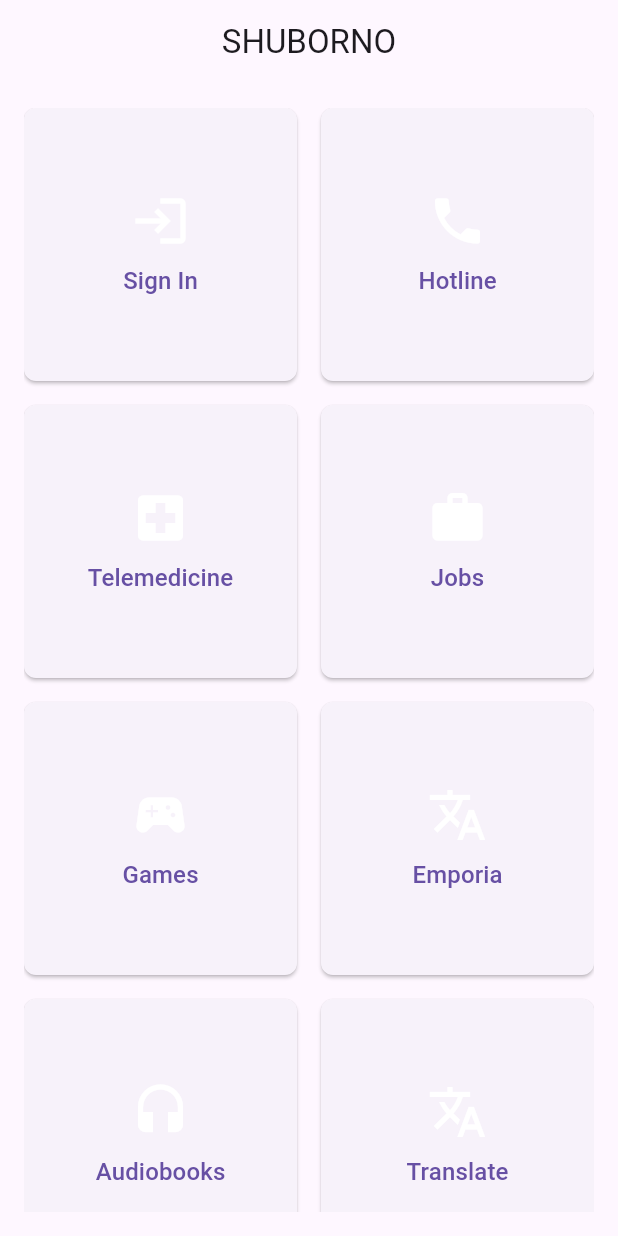
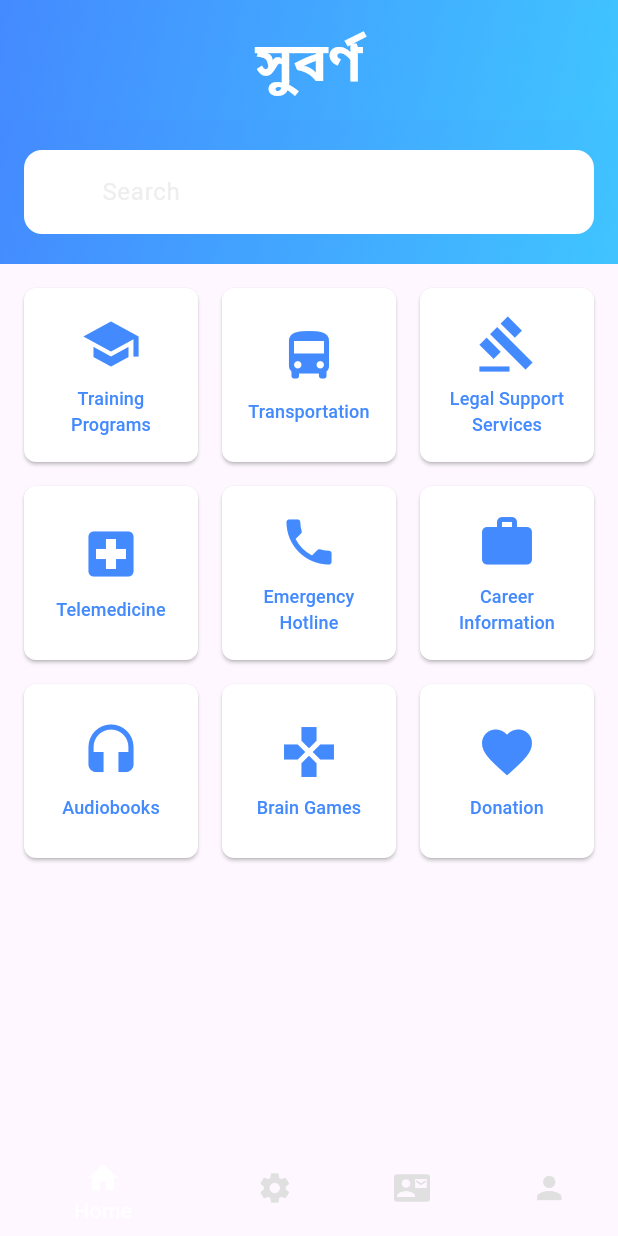
Before and after one commit to hasibul2hasan/shuborno, a Flutter app: the screen it shows after launch, on a phone screen of 412 x 824 dp. Run offline on Flutter 3.47's test engine with Material 3 defaults, Android fonts, the phone set to English and light mode, and no system bars.

Commit message:
Refactor HomePage to use StatefulWidget, enhance UI with a search bar, and implement bottom navigation

```diff
--- a/lib/pages/home_page.dart
+++ b/lib/pages/home_page.dart
@@ -3,47 +3,95 @@ import 'package:shuborno/pages/emporia.dart';
 import 'package:shuborno/pages/game.dart';
 import 'package:shuborno/pages/hotline.dart';
 import 'package:shuborno/pages/telemedicine.dart';
-// import '../sign_in_page.dart';
-// import '../telemedicine_page.dart';
-// import '../jobs_page.dart';
-// import '../games_page.dart';
-// import '../audiobook_page.dart';
-// import '../translate_page.dart';
 
-class HomePage extends StatelessWidget {
+class HomePage extends StatefulWidget {
+  @override
+  _HomePageState createState() => _HomePageState();
+}
+
+class _HomePageState extends State<HomePage> {
+  int _currentIndex = 0;
+
+  final List<Widget> _pages = [
+    Center(child: Text('Home Page')), // Replace with actual pages
+    Center(child: Text('Services Page')),
+    Center(child: Text('Contact Page')),
+    Center(child: Text('Profile Page')),
+  ];
+
   @override
   Widget build(BuildContext context) {
     return Scaffold(
       appBar: AppBar(
-        title: const Text('SHUBORNO'),
+        elevation: 0,
+        toolbarHeight: 80,
+        automaticallyImplyLeading: false,
         centerTitle: true,
+        title: Text(
+          'সুবর্ণ',
+          style: TextStyle(
+            fontSize: 36, // Increased font size for top text
+            fontWeight: FontWeight.bold,
+            color: Colors.white,
           ),
-      body: Padding(
+        ),
+        flexibleSpace: Container(
+          decoration: BoxDecoration(
+            gradient: LinearGradient(
+              colors: [Colors.blueAccent, Colors.lightBlueAccent],
+              begin: Alignment.topLeft,
+              end: Alignment.bottomRight,
+            ),
+          ),
+        ),
+      ),
+      body: Column(
+        children: [
+          Container(
+            padding: EdgeInsets.symmetric(horizontal: 16, vertical: 20), // Added more vertical padding for spacing
+            decoration: BoxDecoration(
+              gradient: LinearGradient(
+                colors: [Colors.blueAccent, Colors.lightBlueAccent],
+                begin: Alignment.topLeft,
+                end: Alignment.bottomRight,
+              ),
+            ),
+            child: TextField(
+              decoration: InputDecoration(
+                hintText: 'Search',
+                hintStyle: TextStyle(color: Colors.grey.shade200),
+                prefixIcon: Icon(Icons.search, color: Colors.white),
+                filled: true,
+                fillColor: Colors.white,
+                border: OutlineInputBorder(
+                  borderRadius: BorderRadius.circular(12),
+                  borderSide: BorderSide.none,
+                ),
+              ),
+            ),
+          ),
+          Expanded(
+            child: Padding(
               padding: const EdgeInsets.all(16.0),
               child: GridView.count(
-          crossAxisCount: 2, // Two buttons per row
+                crossAxisCount: 3,
                 mainAxisSpacing: 16,
                 crossAxisSpacing: 16,
                 children: [
                   FeatureButton(
-              text: 'Sign In',
-              icon: Icons.login,
-              onPressed: () {
-                // Navigator.push(
-                //   context,
-                //   MaterialPageRoute(builder: (context) => SignInPage()),
-                // );
-              },
+                    text: 'Training Programs',
+                    icon: Icons.school,
+                    onPressed: () {},
                   ),
                   FeatureButton(
-              text: 'Hotline',
-              icon: Icons.phone,
-              onPressed: () {
-                Navigator.push(
-                  context,
-                  MaterialPageRoute(builder: (context) => HotlinePage()),
-                );
-              },
+                    text: 'Transportation',
+                    icon: Icons.directions_bus,
+                    onPressed: () {},
+                  ),
+                  FeatureButton(
+                    text: 'Legal Support Services',
+                    icon: Icons.gavel,
+                    onPressed: () {},
                   ),
                   FeatureButton(
                     text: 'Telemedicine',
@@ -56,18 +104,28 @@ class HomePage extends StatelessWidget {
                     },
                   ),
                   FeatureButton(
-              text: 'Jobs',
-              icon: Icons.work,
+                    text: 'Emergency Hotline',
+                    icon: Icons.phone,
                     onPressed: () {
-                // Navigator.push(
-                //   context,
-                //   MaterialPageRoute(builder: (context) => JobsPage()),
-                // );
+                      Navigator.push(
+                        context,
+                        MaterialPageRoute(builder: (context) => HotlinePage()),
+                      );
                     },
                   ),
                   FeatureButton(
-              text: 'Games',
-              icon: Icons.sports_esports,
+                    text: 'Career Information',
+                    icon: Icons.work,
+                    onPressed: () {},
+                  ),
+                  FeatureButton(
+                    text: 'Audiobooks',
+                    icon: Icons.headset,
+                    onPressed: () {},
+                  ),
+                  FeatureButton(
+                    text: 'Brain Games',
+                    icon: Icons.games,
                     onPressed: () {
                       Navigator.push(
                         context,
@@ -76,70 +134,51 @@ class HomePage extends StatelessWidget {
                     },
                   ),
                   FeatureButton(
-              text: 'Emporia',
-              icon: Icons.translate,
-              onPressed: () {
-                Navigator.push(
-                  context,
-                  MaterialPageRoute(builder: (context) => Emporia()),
-                );
+                    text: 'Donation',
+                    icon: Icons.favorite,
+                    onPressed: () {},
+                  ),
+                ],
+              ),
+            ),
+          ),
+        ],
+      ),
+      bottomNavigationBar: Container(
+        decoration: BoxDecoration(
+          gradient: LinearGradient(
+            colors: [Colors.blueAccent, Colors.lightBlueAccent],
+            begin: Alignment.topLeft,
+            end: Alignment.bottomRight,
+          ),
+        ),
+        child: BottomNavigationBar(
+          backgroundColor: Colors.transparent,
+          elevation: 0,
+          selectedItemColor: Colors.white,
+          unselectedItemColor: Colors.grey[300],
+          currentIndex: _currentIndex,
+          onTap: (index) {
+            setState(() {
+              _currentIndex = index;
+            });
           },
+          items: [
+            BottomNavigationBarItem(
+              icon: Icon(Icons.home),
+              label: 'Home',
             ),
-            FeatureButton(
-              text: 'Audiobooks',
-              icon: Icons.headset,
-              onPressed: () {
-                // Navigator.push(
-                //   context,
-                //   MaterialPageRoute(builder: (context) => AudiobookPage()),
-                // );
-              },
+            BottomNavigationBarItem(
+              icon: Icon(Icons.settings),
+              label: 'Services',
             ),
-            FeatureButton(
-              text: 'Translate',
-              icon: Icons.translate,
-              onPressed: () {
-                // Navigator.push(
-                //   context,
-                //   MaterialPageRoute(builder: (context) => TranslatePage()),
-                // );
-              },
+            BottomNavigationBarItem(
+              icon: Icon(Icons.contact_mail),
+              label: 'Contact',
             ),
-            // Placeholder buttons for future features
-            FeatureButton(
-              text: 'Feature 8',
-              icon: Icons.featured_video,
-              onPressed: () {
-                // Add functionality later
-              },
-            ),
-            FeatureButton(
-              text: 'Feature 9',
-              icon: Icons.featured_play_list,
-              onPressed: () {
-                // Add functionality later
-              },
-            ),
-            FeatureButton(
-              text: 'Feature 10',
-              icon: Icons.extension,
-              onPressed: () {
-                // Add functionality later
-              },
-            ),
-            FeatureButton(
-              text: 'Feature 11',
-              icon: Icons.build,
-              onPressed: () {
-                // Add functionality later
-              },
-            ),
-            FeatureButton(
-              text: 'Feature 12',
-              icon: Icons.more_horiz,
-              onPressed: () {
-                // Add functionality later
-              },
+            BottomNavigationBarItem(
+              icon: Icon(Icons.person),
+              label: 'Profile',
             ),
           ],
         ),
@@ -167,6 +206,7 @@ class FeatureButton extends StatelessWidget {
         shape: RoundedRectangleBorder(
           borderRadius: BorderRadius.circular(8),
         ),
+        backgroundColor: Colors.white,
       ),
       onPressed: onPressed,
       child: Column(
@@ -175,12 +215,13 @@ class FeatureButton extends StatelessWidget {
           Icon(
             icon,
             size: 40,
-            color: Colors.white,
+            color: Colors.blueAccent,
           ),
           SizedBox(height: 8),
           Text(
             text,
-            style: TextStyle(fontSize: 16),
+            textAlign: TextAlign.center,
+            style: TextStyle(fontSize: 12, color: Colors.blueAccent),
           ),
         ],
       ),
```
Lines whose indentation alone changed are shown as unchanged.
